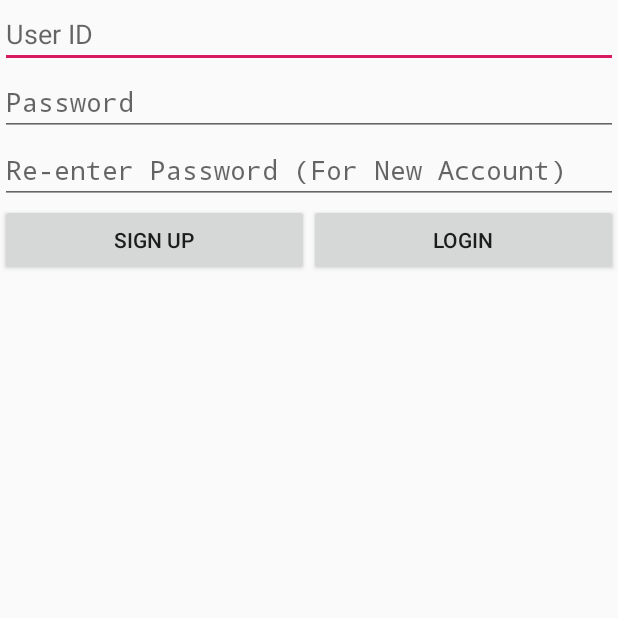
After one commit to adamwberck/SlidePuzzleProj, an Android app: the LoginActivity screen opened directly, with no data from a screen before it, on a phone screen of 412 x 824 dp, the top half of it. The commit adds this screen. Run offline under Robolectric (Android 15) with nearby library versions, the phone set to English and light mode, and no system bars; libraries missing offline, so code that uses them is left out: com.mongodb.client, com.mongodb.lang, com.mongodb.stitch, org.bson; 4 statements that could not run were skipped.

Commit message:
"Temporary commit"

```diff
--- /dev/null
+++ b/app/src/main/java/com/example/slidepuzzleproj/LoginActivity.java
@@ -0,0 +1,219 @@
+package com.example.slidepuzzleproj;
+
+import android.app.Activity;
+import android.app.ProgressDialog;
+import android.os.AsyncTask;
+import android.os.Bundle;
+import android.util.Log;
+import android.view.View;
+import android.widget.Button;
+import android.widget.EditText;
+import android.widget.Toast;
+
+import com.google.android.gms.tasks.OnCompleteListener;
+import com.google.android.gms.tasks.Task;
+import com.mongodb.lang.NonNull;
+import com.mongodb.stitch.android.services.mongodb.remote.RemoteFindIterable;
+import com.mongodb.stitch.android.services.mongodb.remote.RemoteMongoClient;
+import com.mongodb.stitch.android.services.mongodb.remote.RemoteMongoCollection;
+import com.mongodb.stitch.core.services.mongodb.remote.RemoteInsertOneResult;
+
+// Base Stitch Packages
+import com.mongodb.stitch.android.core.Stitch;
+import com.mongodb.stitch.android.core.StitchAppClient;
+// Stitch Authentication Packages
+import com.mongodb.stitch.android.core.auth.StitchUser;
+import com.mongodb.stitch.core.auth.providers.anonymous.AnonymousCredential;
+// MongoDB Service Packages
+import com.mongodb.client.MongoClient;
+import com.mongodb.client.MongoCollection;
+// Utility Packages
+import com.mongodb.stitch.core.internal.common.BsonUtils;
+
+import org.bson.Document;
+
+import java.util.ArrayList;
+import java.util.List;
+
+public class LoginActivity extends Activity {
+    EditText id;
+    EditText pw;
+    EditText repw;
+    Button signup;
+    Button login;
+    Document newItem;
+
+    private StitchAppClient stitchClient;
+    private RemoteMongoClient mongoClient;
+    private RemoteMongoCollection itemsCollection;
+
+    @Override
+    protected void onCreate(Bundle savedInstanceState){
+        super.onCreate(savedInstanceState);
+
+        stitchClient = Stitch.getDefaultAppClient();
+        mongoClient = stitchClient.getServiceClient(RemoteMongoClient.factory, "mongodb-atlas");
+        itemsCollection = mongoClient.getDatabase("MultiplayerChallenge").getCollection("Users");
+
+        setContentView(R.layout.activity_login);
+        id = findViewById(R.id.user_id);
+        pw = findViewById(R.id.password);
+        repw = findViewById(R.id.re_password);
+        signup = findViewById(R.id.signup);
+        login = findViewById(R.id.login);
+        newItem = new Document();
+        signup.setOnClickListener(new View.OnClickListener() {
+            @Override
+            public void onClick(View v) {
+                if(User.getID()==null) {
+                    String uid = id.getText().toString();
+                    String pass = pw.getText().toString();
+                    String repass = repw.getText().toString();
+                    if (uid.length() < 1 || pass.length() < 1 || repass.length() < 1) {
+                        Toast.makeText(LoginActivity.this, "One or more fields are missing. Please try again.", Toast.LENGTH_SHORT).show();
+                    } else if (!pass.equals(repass)) {
+                        Toast.makeText(LoginActivity.this, "Passwords must match", Toast.LENGTH_SHORT).show();
+                    } else {
+                        SignUpTask task = new SignUpTask();
+                        newItem.append("user_id", uid);
+                        newItem.append("pw", pass);
+                        task.execute(newItem);
+                    }
+                } else {
+                    Toast.makeText(LoginActivity.this, "Please log out and try again.", Toast.LENGTH_SHORT).show();
+                }
+            }
+        });
+
+        login.setOnClickListener(new View.OnClickListener() {
+            @Override
+            public void onClick(View v) {
+                if(User.getID()==null) {
+                    String uid = id.getText().toString();
+                    String pass = pw.getText().toString();
+                    if(uid.length()<1||pass.length()<1){
+                        Toast.makeText(LoginActivity.this, "One or more fields are missing. Please try again.", Toast.LENGTH_SHORT).show();
+                    } else {
+                        LoginTask task = new LoginTask();
+                        newItem.append("user_id", uid);
+                        newItem.append("pw", pass);
+                        task.execute(newItem);
+                    }
+                } else {
+                    Toast.makeText(LoginActivity.this, "Please log out and try again.", Toast.LENGTH_SHORT).show();
+                }
+            }
+        });
+
+    }
+
+    public class SignUpTask extends AsyncTask<Document, String, String> {
+
+        ProgressDialog progressDialog;
+
+        @Override
+        protected String doInBackground(Document... d) {
+            signUp(newItem);
+            try {
+                Thread.sleep( 3 * 1000 );
+            } catch (InterruptedException e) {
+                e.printStackTrace();
+            }
+            if(User.getID()!=null){
+                return "Signed Up Successfully! You can now access Inbox.";
+            } else {
+                return "Network not available or userID has been taken!";
+            }
+        }
+
+        @Override
+        protected void onPreExecute() {
+            progressDialog = ProgressDialog.show(LoginActivity.this,
+                    "Please Wait",
+                    "Signing Up...");
+        }
+
+        @Override
+        protected void onPostExecute(String result) {
+            // execution of result of Long time consuming operation
+            progressDialog.dismiss();
+            Toast.makeText(LoginActivity.this, result, Toast.LENGTH_SHORT).show();
+            finish();
+        }
+
+    }
+
+    public class LoginTask extends AsyncTask<Document, String, String> {
+
+        ProgressDialog progressDialog;
+
+        @Override
+        protected String doInBackground(Document... d) {
+            login(newItem);
+            try {
+                Thread.sleep( 3 * 1000 );
+            } catch (InterruptedException e) {
+                e.printStackTrace();
+            }
+            if(User.getID()!=null){
+                return "Login Successfully! You can now access Inbox.";
+            } else {
+                return "Network not available or wrong User ID / password!";
+            }
+        }
+
+        @Override
+        protected void onPreExecute() {
+            progressDialog = ProgressDialog.show(LoginActivity.this,
+                    "Please Wait",
+                    "Login in...");
+        }
+
+        @Override
+        protected void onPostExecute(String result) {
+            // execution of result of Long time consuming operation
+            progressDialog.dismiss();
+            Toast.makeText(LoginActivity.this, result, Toast.LENGTH_SHORT).show();
+            finish();
+        }
+
+    }
+
+    public void signUp(Document newItem){
+
+        final Task<RemoteInsertOneResult> insertTask = itemsCollection.insertOne(newItem);
+        insertTask.addOnCompleteListener(new OnCompleteListener<RemoteInsertOneResult>() {
+            @Override
+            public void onComplete(@NonNull Task <RemoteInsertOneResult> task) {
+                if (task.isSuccessful()) {
+                    Log.d("app", String.format("successfully inserted item with id %s",
+                            task.getResult().getInsertedId()));
+                    User.setID(newItem.getString("user_id"));
+                } else {
+                    Log.e("app", "failed to insert document with: ", task.getException());
+                }
+            }
+        });
+    }
+
+    public void login(Document newItem){
+
+        RemoteFindIterable findResults = itemsCollection
+                .find(newItem)
+                .projection(new Document().append("_id", 0))
+                .sort(new Document().append("name", 1));
+        Task <List<Document>> itemsTask = findResults.into(new ArrayList<Document>());
+        itemsTask.addOnCompleteListener(new OnCompleteListener <List<Document>> () {
+            @Override
+            public void onComplete(@NonNull Task<List<Document>> task) {
+                if (task.isSuccessful()) {
+                    List<Document> items = task.getResult();
+                    Log.d("app", String.format("successfully found %d documents", items.size()));
+                    User.setID(items.get(0).getString("user_id"));
+                } else {
+                    Log.e("app", "failed to find documents with: ", task.getException());
+                }
+            }
+        });
+    }
+}
--- a/app/src/main/java/com/example/slidepuzzleproj/SaveImage.java
+++ b/app/src/main/java/com/example/slidepuzzleproj/SaveImage.java
@@ -1,7 +1,6 @@
 package com.example.slidepuzzleproj;
 
 import android.content.Context;
-import android.graphics.Bitmap;
 import android.os.Environment;
 
 import java.io.File;
--- /dev/null
+++ b/app/src/main/res/layout/activity_login.xml
@@ -0,0 +1,52 @@
+<?xml version="1.0" encoding="utf-8"?>
+<LinearLayout xmlns:android="http://schemas.android.com/apk/res/android"
+    android:layout_width="match_parent"
+    android:layout_height="match_parent"
+    android:layout_centerVertical="false"
+    android:gravity="center"
+    android:orientation="vertical">
+
+    <EditText
+        android:id="@+id/user_id"
+        android:layout_width="match_parent"
+        android:layout_height="wrap_content"
+        android:ems="10"
+        android:hint="User ID"
+        android:inputType="textPersonName" />
+
+    <EditText
+        android:id="@+id/password"
+        android:layout_width="match_parent"
+        android:layout_height="wrap_content"
+        android:ems="10"
+        android:hint="Password"
+        android:inputType="textPassword" />
+
+    <EditText
+        android:id="@+id/re_password"
+        android:layout_width="match_parent"
+        android:layout_height="wrap_content"
+        android:ems="10"
+        android:hint="Re-enter Password (For New Account)"
+        android:inputType="textPassword" />
+
+    <LinearLayout
+        android:layout_width="match_parent"
+        android:layout_height="match_parent"
+        android:orientation="horizontal">
+
+        <Button
+            android:id="@+id/signup"
+            android:layout_width="wrap_content"
+            android:layout_height="wrap_content"
+            android:layout_weight="1"
+            android:text="Sign Up" />
+
+        <Button
+            android:id="@+id/login"
+            android:layout_width="wrap_content"
+            android:layout_height="wrap_content"
+            android:layout_weight="1"
+            android:text="Login" />
+    </LinearLayout>
+</LinearLayout>
--- a/app/src/main/res/values/strings.xml
+++ b/app/src/main/res/values/strings.xml
@@ -9,6 +9,7 @@
     <string name="time_gameover">GAME OVER</string>
     <string name="win">Win</string>
     <string name="moves">Moves:</string>
+    <string name="stitch_client_app_id">slidepuzzle-llyuv</string>
 
     <string-array name="numbers">
         <item>3</item>
```
Also changed, not shown: app/build.gradle (+17 -4 lines), app/src/main/AndroidManifest.xml (+24 -3 lines), app/src/main/java/com/example/slidepuzzleproj/FlickrActivity.java (+7 -5 lines), app/src/main/java/com/example/slidepuzzleproj/MenuActivity.java (+43 -17 lines), app/src/main/java/com/example/slidepuzzleproj/PlayActivity.java (+53 -16 lines), app/src/main/java/com/example/slidepuzzleproj/PreviewActivity.java (+0 -7 lines), app/src/main/java/com/example/slidepuzzleproj/ShareActivity.java (added, +91 -0 lines), app/src/main/java/com/example/slidepuzzleproj/User.java (added, +14 -0 lines), app/src/main/res/layout/activity_menu.xml (+19 -4 lines), app/src/main/res/layout/activity_play.xml (+11 -0 lines), app/src/main/res/layout/activity_share.xml (added, +31 -0 lines).
